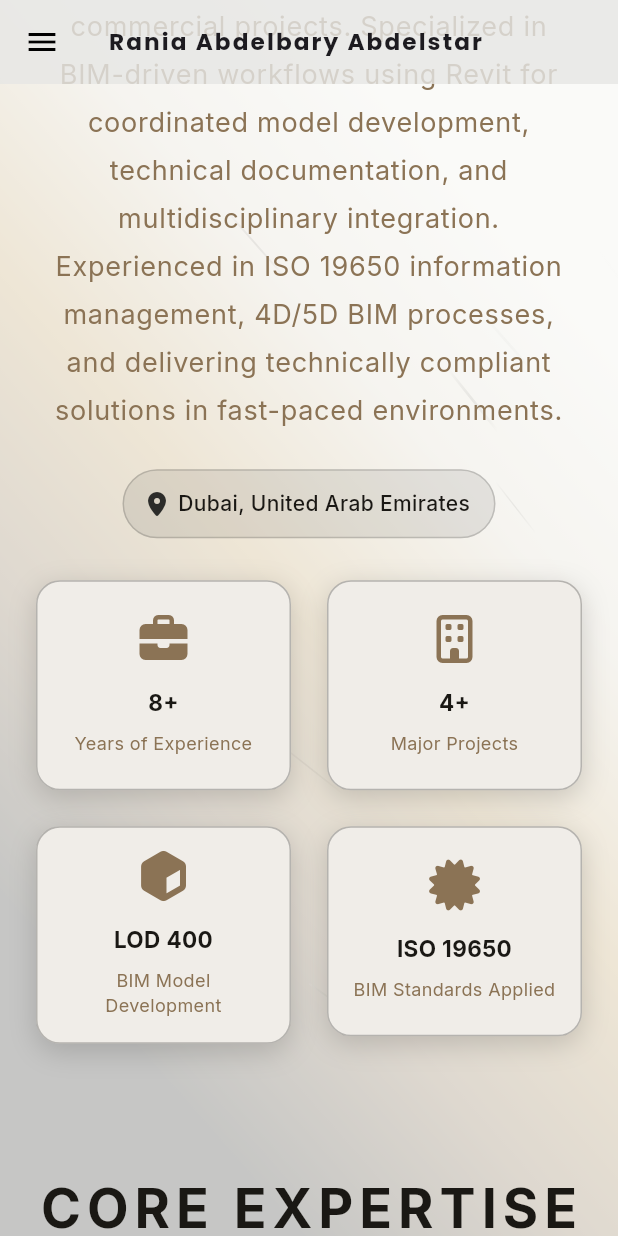
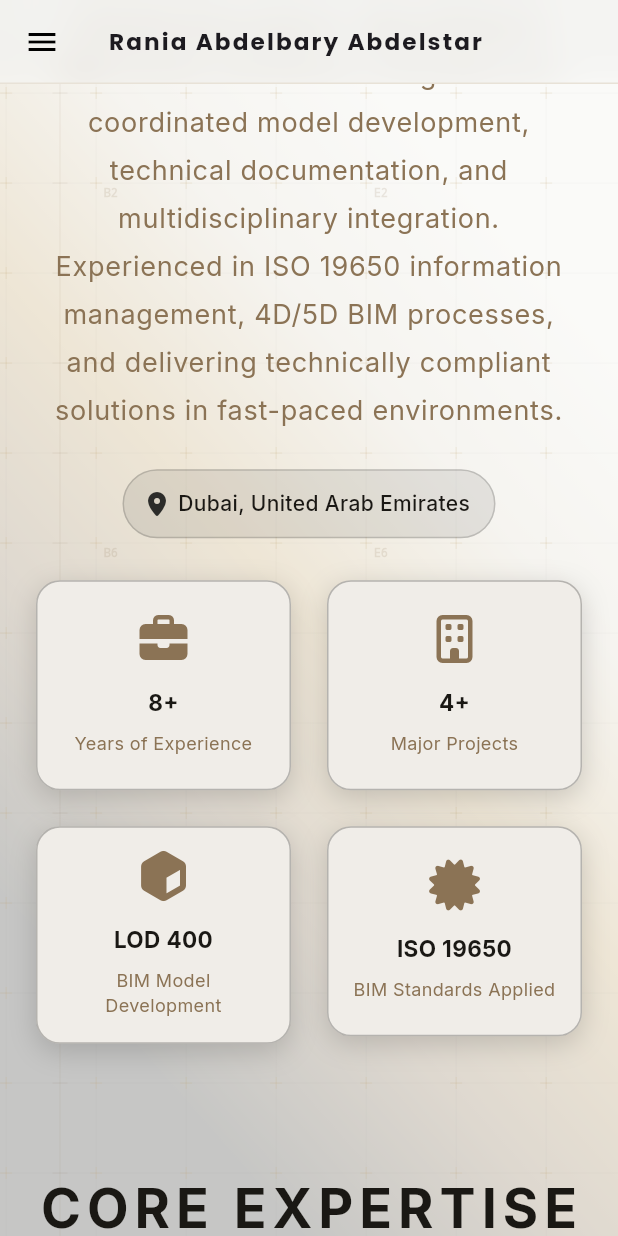
Before and after one commit to MohamedRefky/Rania_Portfolio, a Flutter app: the screen it shows after launch, scrolled down 1152 dp, on a phone screen of 412 x 824 dp. Run offline on Flutter 3.47's test engine with Material 3 defaults, Android fonts, the phone set to English and light mode, and no system bars; drawn by our look-alikes of flutter_animate; our stand-ins replace animated_text_kit, font_awesome_flutter, google_fonts, responsive_framework; missing offline and left inert: dart:js_interop.

Commit message:
feat: implement project cards and responsive background animations for home page

```diff
--- a/lib/pages/home_page.dart
+++ b/lib/pages/home_page.dart
@@ -1,3 +1,4 @@
+import 'dart:ui';
 import 'package:flutter/material.dart';
 import 'package:responsive_framework/responsive_framework.dart';
 import '../core/theme/app_colors.dart';
@@ -133,10 +134,26 @@ class _HomePageState extends State<HomePage> {
             SliverAppBar(
               pinned: true,
               floating: false,
-              backgroundColor: Theme.of(
-                context,
-              ).scaffoldBackgroundColor.withValues(alpha: 0.8),
+              backgroundColor: Colors.transparent,
               elevation: 0,
+              flexibleSpace: ClipRect(
+                child: BackdropFilter(
+                  filter: ImageFilter.blur(sigmaX: 12, sigmaY: 12),
+                  child: Container(
+                    decoration: BoxDecoration(
+                      color: Theme.of(context)
+                          .scaffoldBackgroundColor
+                          .withValues(alpha: 0.65),
+                      border: const Border(
+                        bottom: BorderSide(
+                          color: AppColors.gradientElement,
+                          width: 1.0,
+                        ),
+                      ),
+                    ),
+                  ),
+                ),
+              ),
               title: ConstrainedBox(
                 constraints: const BoxConstraints(maxWidth: 250),
                 child: FittedBox(
--- a/lib/widgets/animations/animated_gradient_background.dart
+++ b/lib/widgets/animations/animated_gradient_background.dart
@@ -1,7 +1,7 @@
 import 'package:flutter/material.dart';
 import 'package:responsive_framework/responsive_framework.dart';
 import '../../core/theme/app_colors.dart';
-import 'shooting_stars_background.dart';
+import 'architectural_grid_background.dart';
 
 class AnimatedGradientBackground extends StatefulWidget {
   final Widget child;
@@ -123,8 +123,7 @@ class _AnimatedGradientBackgroundState extends State<AnimatedGradientBackground>
             color: AppColors.background.withValues(
               alpha: ResponsiveBreakpoints.of(context).isMobile ? 0.75 : 0.85,
             ),
-            child: ShootingStarsBackground(
-              starCount: 12,
+            child: ArchitecturalGridBackground(
               child: widget.child,
             ),
           ),
--- /dev/null
+++ b/lib/widgets/animations/architectural_grid_background.dart
@@ -0,0 +1,168 @@
+import 'dart:math';
+import 'package:flutter/material.dart';
+import '../../core/theme/app_colors.dart';
+
+class ArchitecturalGridBackground extends StatefulWidget {
+  final Widget child;
+
+  const ArchitecturalGridBackground({super.key, required this.child});
+
+  @override
+  State<ArchitecturalGridBackground> createState() =>
+      _ArchitecturalGridBackgroundState();
+}
+
+class _ArchitecturalGridBackgroundState
+    extends State<ArchitecturalGridBackground>
+    with SingleTickerProviderStateMixin {
+  late AnimationController _controller;
+
+  @override
+  void initState() {
+    super.initState();
+    // A very slow, subtle animation for grid drifting
+    _controller = AnimationController(
+      vsync: this,
+      duration: const Duration(seconds: 120),
+    )..repeat();
+  }
+
+  @override
+  void dispose() {
+    _controller.dispose();
+    super.dispose();
+  }
+
+  @override
+  Widget build(BuildContext context) {
+    return Stack(
+      children: [
+        // Grid Painting Layer
+        Positioned.fill(
+          child: AnimatedBuilder(
+            animation: _controller,
+            builder: (context, _) {
+              return CustomPaint(
+                painter: _GridPainter(
+                  animationValue: _controller.value,
+                ),
+              );
+            },
+          ),
+        ),
+        // Content Layer
+        widget.child,
+      ],
+    );
+  }
+}
+
+class _GridPainter extends CustomPainter {
+  final double animationValue;
+
+  _GridPainter({required this.animationValue});
+
+  @override
+  void paint(Canvas canvas, Size size) {
+    final gridPaint = Paint()
+      ..color = AppColors.primary.withValues(alpha: 0.035)
+      ..strokeWidth = 0.5
+      ..style = PaintingStyle.stroke;
+
+    final axisPaint = Paint()
+      ..color = AppColors.secondary.withValues(alpha: 0.07)
+      ..strokeWidth = 1.0
+      ..style = PaintingStyle.stroke;
+
+    final crossPaint = Paint()
+      ..color = AppColors.accent.withValues(alpha: 0.15)
+      ..strokeWidth = 0.8
+      ..style = PaintingStyle.stroke;
+
+    const double gridSpacing = 60.0;
+    // Animate the grid offset slowly
+    final double driftX = animationValue * gridSpacing;
+    final double driftY = animationValue * gridSpacing * 0.5;
+
+    // Draw main grid lines
+    double startX = driftX % gridSpacing;
+    for (double x = startX; x < size.width; x += gridSpacing) {
+      canvas.drawLine(Offset(x, 0), Offset(x, size.height), gridPaint);
+    }
+
+    double startY = driftY % gridSpacing;
+    for (double y = startY; y < size.height; y += gridSpacing) {
+      canvas.drawLine(Offset(0, y), Offset(size.width, y), gridPaint);
+    }
+
+    // Draw crosshairs at intersections and small coordinates
+    final textPainter = TextPainter(
+      textDirection: TextDirection.ltr,
+    );
+
+    // Grid coordinates counter
+    int colIndex = 0;
+    for (double x = startX; x < size.width; x += gridSpacing) {
+      int rowIndex = 0;
+      for (double y = startY; y < size.height; y += gridSpacing) {
+        // Draw small crosshair (+)
+        const double crossSize = 4.0;
+        canvas.drawLine(
+          Offset(x - crossSize, y),
+          Offset(x + crossSize, y),
+          crossPaint,
+        );
+        canvas.drawLine(
+          Offset(x, y - crossSize),
+          Offset(x, y + crossSize),
+          crossPaint,
+        );
+
+        // Periodically draw a technical coordinate label (e.g., A-1, B-3)
+        if (colIndex % 3 == 1 && rowIndex % 4 == 2) {
+          final String label = '${_getColLetter(colIndex)}$rowIndex';
+          textPainter.text = TextSpan(
+            text: label,
+            style: TextStyle(
+              color: AppColors.secondary.withValues(alpha: 0.15),
+              fontSize: 8.0,
+              fontWeight: FontWeight.bold,
+              fontFamily: 'monospace',
+            ),
+          );
+          textPainter.layout();
+          textPainter.paint(
+            canvas,
+            Offset(x + 5, y + 2),
+          );
+        }
+        rowIndex++;
+      }
+      colIndex++;
+    }
+
+    // Draw a prominent "Blueprint Margin Rule" on the left and top
+    // Left axis line
+    canvas.drawLine(const Offset(40, 0), Offset(40, size.height), axisPaint);
+    // Top axis line
+    canvas.drawLine(const Offset(0, 40), Offset(size.width, 40), axisPaint);
+
+    // Draw tick marks along the left margin
+    for (double y = startY; y < size.height; y += gridSpacing) {
+      canvas.drawLine(Offset(35, y), Offset(45, y), axisPaint);
+    }
+    // Draw tick marks along the top margin
+    for (double x = startX; x < size.width; x += gridSpacing) {
+      canvas.drawLine(Offset(x, 35), Offset(x, 45), axisPaint);
+    }
+  }
+
+  String _getColLetter(int index) {
+    const letters = 'ABCDEFGHIJKLMNOPQRSTUVWXYZ';
+    return letters[index % letters.length];
+  }
+
+  @override
+  bool shouldRepaint(_GridPainter oldDelegate) =>
+      oldDelegate.animationValue != animationValue;
+}
```
Also changed, not shown: lib/widgets/cards/project_card.dart (+12 -6 lines).
